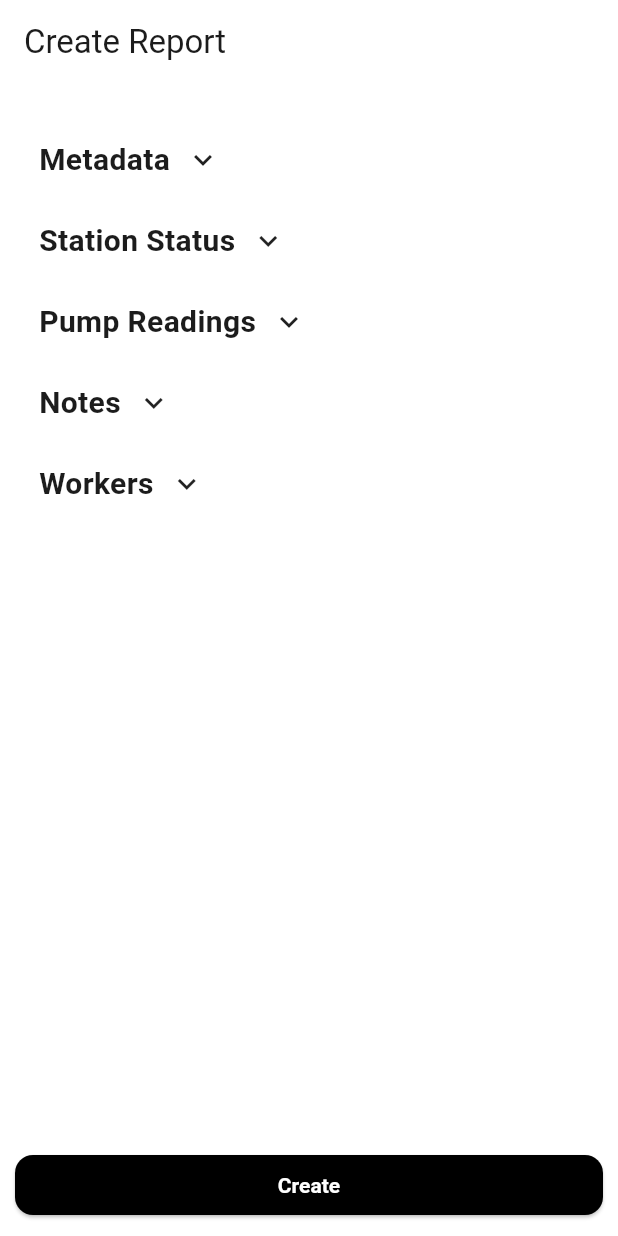
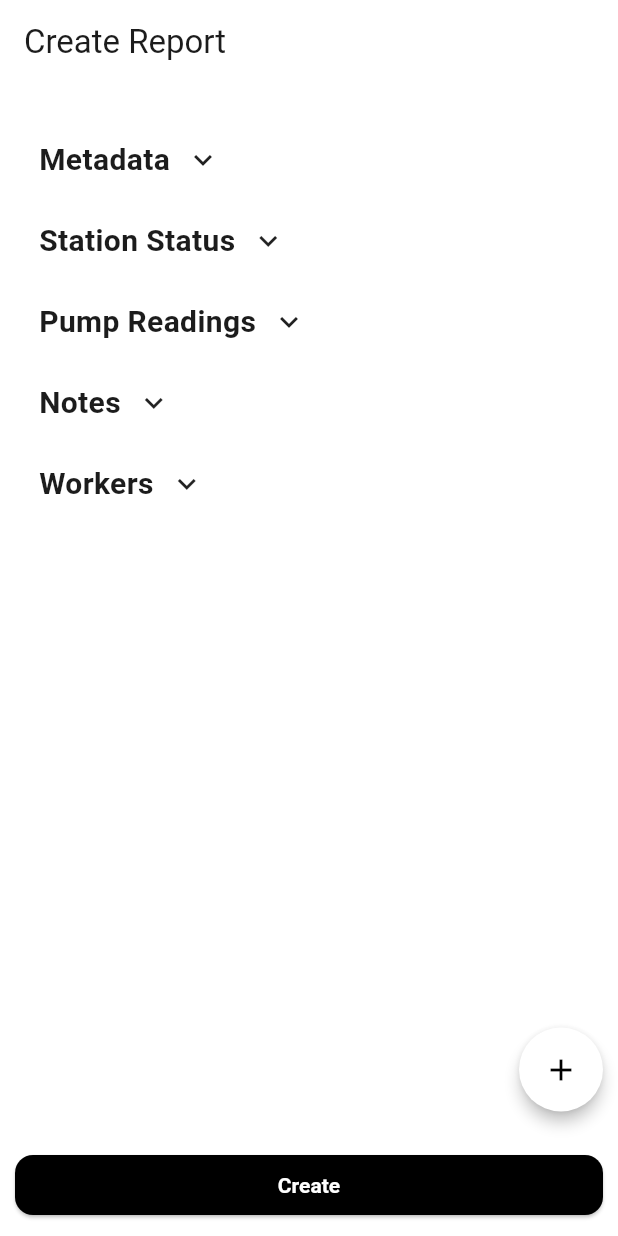
Before and after one commit to abdulrahmanal-tayeb/ygc_reports, a Flutter app: the screen it shows after launch, on a phone screen of 412 x 824 dp. Run offline on Flutter 3.47's test engine with Material 3 defaults, Android fonts, the phone set to English and light mode, and no system bars; drawn by our look-alikes of flutter_speed_dial; our stand-ins replace go_router, pdf, permission_handler, printing, share_plus, signature and 1 more; missing offline and left inert: flutter_pdfview, pdf_render; accounts and stored records are empty; project files that could hold a hidden picture were left out.

Commit message:
Added prefill report functionality

```diff
--- a/lib/features/creation/presentation/screens/create_report_screen.dart
+++ b/lib/features/creation/presentation/screens/create_report_screen.dart
@@ -1,6 +1,7 @@
 import 'dart:typed_data';
 
 import 'package:flutter/material.dart';
+import 'package:flutter_speed_dial/flutter_speed_dial.dart';
 import 'package:pdf/pdf.dart';
 import 'package:printing/printing.dart';
 import 'package:provider/provider.dart';
@@ -12,6 +13,7 @@ import 'package:ygc_reports/modals/signature_pad/signature_pad.dart';
 import 'package:ygc_reports/models/report_model.dart';
 import 'package:ygc_reports/providers/report_provider.dart';
 import 'package:ygc_reports/widgets/collapsable.dart';
+import 'package:ygc_reports/widgets/floating_actions.dart';
 import 'package:ygc_reports/widgets/focus_text_field.dart';
 import 'package:ygc_reports/widgets/time_input_field.dart';
 
@@ -47,10 +49,10 @@ class CreateReportForm extends StatefulWidget {
 
 class _CreateReportFormState extends State<CreateReportForm> {
   final double spaceBetweenInputs = 20;
+  bool prefilledReport = false;
   List<Map<String, int>> pumpRows = [
     {"start": 0, "end": 0, "total": 0}
   ];
-
 
   void updateTotalTankLoad(ReportProvider provider){
     final ReportModel model = provider.model;
@@ -119,43 +121,112 @@ class _CreateReportFormState extends State<CreateReportForm> {
   @override
   Widget build(BuildContext context) {
     final provider = Provider.of<ReportProvider>(context);
-    final model = provider.model;
-
     return Scaffold(
         appBar: AppBar(title: Text('Create Report')),
-        body: Form(
+        body: Stack(
+          children: [
+            _buildForm(context, provider),
+            Positioned(
+              bottom: 10,
+              right: 10,
+              child: _buildFloatingButton(context, provider),
+            )
+            ,
+          ],
+        ),
+        bottomNavigationBar: Padding(
+          padding: const EdgeInsets.all(10),
+          child: Column(
+            crossAxisAlignment: CrossAxisAlignment.start,
+            mainAxisSize: MainAxisSize.min,
+            children: [
+              if(prefilledReport)
+                Row(
+                  spacing: 5,
+                  children: [
+                    const Icon(Icons.auto_awesome, size: 10),
+                    Text(
+                      "Prefilled from previous report",
+                      style: TextStyle(fontSize: 12, color: Theme.of(context).hintColor),
+                    )
+                  ],
+                ),
+              const SizedBox(height: 5),
+              SizedBox(
+                width: MediaQuery.of(context).size.width,
+                child: ElevatedButton(
+                  onPressed: () => _generateReport(provider),
+                  child: const Text("Create")
+                )
+              )
+            ],
+          )
+        ),
+      );
+  }
+
+  Widget _buildFloatingButton(BuildContext context, ReportProvider provider){
+    return FloatingActions<Map<String, dynamic>>(
+      options: [
+        {"label": "From last report", "icon": Icons.history, "onTap": () async {
+            List<Map<String, int>>? pumpReadings = await provider.loadFromLastReport();
+            setState(() {
+              prefilledReport = true;
+              if(pumpReadings != null && pumpReadings.isNotEmpty){
+                pumpRows = pumpReadings;
+              }
+            });
+          }
+        },
+        {"label": "New Report", "icon": Icons.refresh, "onTap": () {
+          provider.clear(notify: false);
+          setState(() {
+            prefilledReport = false;
+            pumpRows = [{"start": 0, "end": 0, "total": 0}];
+          });
+        }}
+      ],
+      itemBuilder: (item) => SpeedDialChild(
+        child: Icon(item['icon'], color: Colors.white),
+        backgroundColor: Colors.black,
+        label: item['label'],
+        labelStyle: const TextStyle(color: Colors.white, fontSize: 17),
+        labelBackgroundColor: Colors.black,
+        onTap: item['onTap'],
+      ),
+    );
+  }
+
+  Widget _buildForm(BuildContext context, ReportProvider provider) {
+    final ReportModel model = provider.model;
+
+    return Form(
       child: ListView(
         padding: const EdgeInsets.all(16),
         children: [
+          _buildMetadataSection(context, provider, model),
+          _buildStationStatusSection(context, provider, model),
+          _buildPumpReadingsSection(context, provider, model),
+          _buildNotesSection(context, provider, model),
+          _buildWorkersSection(context, provider, model),
+        ],
+      ),
+    );
+  }
+
   // --- Metadata Section ---
-              buildSection(
+  Widget _buildMetadataSection(BuildContext context, ReportProvider provider, ReportModel model) {
+    return buildSection(
       title: 'Metadata',
       children: [
-                  _spaced(TextFormField(
-                    decoration: const InputDecoration(labelText: 'Station Name'),
-                    initialValue: model.stationName,
-                    onChanged: provider.setStationName,
+        _spaced(_buildField(
+          context,
+          "Station Name",
+          model.stationName,
+          "stationName",
           validator: (val) => Validators.required(val, 'Station Name'),
         )),
-                  _spaced(GestureDetector(
-                    onTap: () async {
-                      final picked = await showDatePicker(
-                        context: context,
-                        initialDate: model.date,
-                        firstDate: DateTime(2020),
-                        lastDate: DateTime.now().add(const Duration(days: 30)),
-                      );
-                      if (picked != null) provider.setDate(picked);
-                    },
-                    child: AbsorbPointer(
-                      child: TextFormField(
-                        decoration: const InputDecoration(labelText: 'Date'),
-                        controller: TextEditingController(
-                          text: model.date.toString().split(" ")[0],
-                        ),
-                      ),
-                    ),
-                  )),
+        _spaced(_buildDatePickerField(context, provider, model)),
         _spaced(TimeInputField(
           label: 'Begin Time',
           initialTime: model.beginTime,
@@ -167,24 +238,74 @@ class _CreateReportFormState extends State<CreateReportForm> {
           onTimeChanged: provider.setEndTime,
         )),
       ],
+    );
+  }
+
+  Widget _buildDatePickerField(BuildContext context, ReportProvider provider, ReportModel model) {
+    return GestureDetector(
+      onTap: () async {
+        final picked = await showDatePicker(
+          context: context,
+          initialDate: model.date,
+          firstDate: DateTime(2020),
+          lastDate: DateTime.now().add(const Duration(days: 30)),
+        );
+        if (picked != null) provider.setDate(picked);
+      },
+      child: AbsorbPointer(
+        child: _buildField(
+          context,
+          "Date",
+          model.date.toString().split(" ")[0],
+          "date",
         ),
-              buildSection(
+      ),
+    );
+  }
+
+  // --- Station Status Section ---
+  Widget _buildStationStatusSection(BuildContext context, ReportProvider provider, ReportModel model) {
+    return buildSection(
       title: 'Station Status',
       children: [
-                  _spaced(buildNumberField(context, 'Tank Load', model.tankLoad, 'tankLoad', calculateDependent: () => updateTotalTankLoad(provider))),
-                  _spaced(buildNumberField(context, 'Inbound Amount', model.inboundAmount, 'inboundAmount', calculateDependent: () => updateTotalTankLoad(provider))),
-                  _spaced(buildNumberField(context, 'Total Load', model.totalLoad, 'totalLoad', enabled: false)),
+        _spaced(_buildField(
+          context,
+          'Tank Load',
+          model.tankLoad,
+          'tankLoad',
+          validator: (val) => Validators.positiveNumber(val, "Tank Load"),
+          onChange: () => updateTotalTankLoad(provider),
+        )),
+        _spaced(_buildField(
+          context,
+          'Inbound Amount',
+          model.inboundAmount,
+          'inboundAmount',
+          validator: (val) => Validators.positiveNumber(val, "Inbound Load"),
+          onChange: () => updateTotalTankLoad(provider),
+        )),
+        _spaced(_buildField(
+          context,
+          'Total Load',
+          model.totalLoad,
+          'totalLoad',
+          enabled: false,
+          validator: (val) => Validators.positiveNumber(val, "Total Load"),
+        )),
       ],
-              ),
+    );
+  }
 
-              buildSection(
+  // --- Pump Readings Section ---
+  Widget _buildPumpReadingsSection(BuildContext context, ReportProvider provider, ReportModel model) {
+
+    return buildSection(
       title: 'Pump Readings',
       children: [
         ...List.generate(pumpRows.length, (index) {
           return Padding(
             padding: const EdgeInsets.symmetric(vertical: 8),
             child: Column(
-                        spacing: 5,
               crossAxisAlignment: CrossAxisAlignment.start,
               children: [
                 Row(
@@ -193,9 +314,7 @@ class _CreateReportFormState extends State<CreateReportForm> {
                       child: FocusTextField(
                         decoration: const InputDecoration(labelText: 'Start Reading'),
                         initialValue: pumpRows[index]["start"].toString(),
-                                  onDebouncedChanged: (val) {
-                                    updateReadingRow("start", index, int.tryParse(val) ?? 0);
-                                  },
+                        onDebouncedChanged: (val) => updateReadingRow("start", index, int.tryParse(val) ?? 0),
                         validator: (val) => validateNumber(val, isRequired: true),
                       ),
                     ),
@@ -204,81 +323,67 @@ class _CreateReportFormState extends State<CreateReportForm> {
                       child: FocusTextField(
                         decoration: const InputDecoration(labelText: 'End Reading'),
                         initialValue: pumpRows[index]["end"].toString(),
-                                  onDebouncedChanged: (val) {
-                                    updateReadingRow("end", index, int.tryParse(val) ?? 0);
-                                  },
+                        onDebouncedChanged: (val) => updateReadingRow("end", index, int.tryParse(val) ?? 0),
                         validator: (val) => validateNumber(val, isRequired: true),
                       ),
                     ),
                     const SizedBox(width: 6),
-                              if(index != 0)
+                    if (index != 0)
                       IconButton(
                         icon: const Icon(Icons.remove_circle_outline, color: Colors.red),
-                                  onPressed: pumpRows.length > 1
-                                      ? () {
-                                          setState(() => pumpRows.removeAt(index));
-                                        }
-                                      : null,
+                        onPressed: pumpRows.length > 1 ? () => setState(() => pumpRows.removeAt(index)) : null,
                       ),
                   ],
                 ),
-                          if(pumpRows[index]["total"] != null)
+                if (pumpRows[index]["total"] != null)
                   Padding(
                     padding: const EdgeInsets.symmetric(horizontal: 5),
                     child: Text(
                       "Consumed: ${pumpRows[index]["total"]}",
-                                style: TextStyle(
-                                  fontSize: 8
-
+                      style: const TextStyle(fontSize: 8),
                     ),
-                              )
-                            )
+                  ),
               ],
             ),
           );
         }),
         TextButton.icon(
-                    onPressed: () {
-                      setState(() {
+          onPressed: () => setState(() {
             pumpRows.add({"start": 0, "end": 0, "total": 0});
-                      });
-                    },
+          }),
           icon: const Icon(Icons.add),
           label: const Text("Add Row"),
         ),
       ],
-              ),
+    );
+  }
 
-              buildSection(
+  // --- Notes Section ---
+  Widget _buildNotesSection(BuildContext context, ReportProvider provider, ReportModel model) {
+    debugPrint("MOOOOOOOOOODEL: ${model.filledForPeople} : ${model.notes}");
+    return buildSection(
       title: 'Notes',
       children: [
-                  _spaced(
-                    buildNumberField(
-                      context, 'Filled for People (L)',
+        _spaced(_buildField(
+          context,
+          'Filled for People (L)',
           model.filledForPeople,
           'filledForPeople',
           decoration: InputDecoration(
             labelText: 'Filled for People (L)',
             suffixText: '/ ${model.totalConsumed}',
           ),
-                      calculateDependent: () => updateNotesReadings(provider),
-                      // Because the `totalConsumed` is only calculated when creating the report, and will not be available until then.
+          onChange: () => updateNotesReadings(provider),
+          keyboardType: TextInputType.number,
           onFocus: () => updateDependantFields(provider),
-                      validator: (String? value) {
-                        if(value == null || value.isEmpty) return null;
+          validator: (value) {
+            if (value == null || value.isEmpty) return null;
             final number = int.tryParse(value);
-                        if (number == null) {
-                          return 'Please enter a valid number';
-                        }
-
-                        if (number > model.totalConsumed) {
-                          return 'The number should not exceed ${model.totalConsumed}';
-                        }
-
+            if (number == null) return 'Please enter a valid number';
+            if (number > model.totalConsumed) return 'The number should not exceed ${model.totalConsumed}';
             return null;
-                      }
-                    )
-                  ),
+          },
+        )),
         _spaced(FocusTextField(
           decoration: const InputDecoration(labelText: 'Notes'),
           initialValue: model.notes,
@@ -286,9 +391,12 @@ class _CreateReportFormState extends State<CreateReportForm> {
           onDebouncedChanged: (v) => provider.setField('notes', v),
         )),
       ],
-              ),
+    );
+  }
 
-              buildSection(
+  // --- Workers Section ---
+  Widget _buildWorkersSection(BuildContext context, ReportProvider provider, ReportModel model) {
+    return buildSection(
       title: 'Workers',
       children: [
         Padding(
@@ -296,13 +404,14 @@ class _CreateReportFormState extends State<CreateReportForm> {
           child: buildSection(
             title: "Station Worker",
             children: [
-                        _spaced(TextFormField(
-                          decoration: const InputDecoration(labelText: 'Station Worker Name'),
-                          initialValue: model.workerName,
-                          onChanged: (v) => provider.setField('workerName', v),
+              _spaced(_buildField(
+                context,
+                "Worker Name",
+                model.workerName,
+                "workerName",
               )),
-                        _buildSignature("worker", provider)
-                      ]
+              _buildSignature("worker", provider),
+            ],
           ),
         ),
         const SizedBox(height: 5),
@@ -311,31 +420,25 @@ class _CreateReportFormState extends State<CreateReportForm> {
           child: buildSection(
             title: "YGC Representative",
             children: [
-                        _spaced(TextFormField(
-                          decoration: const InputDecoration(labelText: 'YGC Representative Name'),
-                          initialValue: model.representativeName,
-                          onChanged: (v) => provider.setField('representativeName', v),
+              _spaced(_buildField(
+                context,
+                "Representative Name",
+                model.representativeName,
+                "representativeName",
               )),
-
-                        _buildSignature("representative", provider)
-                      ]
-                    )
-                  )
-
-                ],
-              ),
+              _buildSignature("representative", provider),
             ],
           ),
         ),
-        bottomNavigationBar: Padding(
-          padding: const EdgeInsets.all(10),
-          child: ElevatedButton(
-            onPressed: () => _generateReport(provider),
-            child: const Text("Create")
-          )
-        ),
+      ],
     );
   }
+
+  // --- Helper Widget ---
+  Widget _spaced(Widget child) => Padding(
+    padding: const EdgeInsets.symmetric(vertical: 8),
+    child: child,
+  );
 
   Widget _buildSignature(String employee, ReportProvider provider){
     final ReportModel model = provider.model;
@@ -386,37 +489,32 @@ class _CreateReportFormState extends State<CreateReportForm> {
     );
   }
 
-  Widget buildNumberField(
+  Widget _buildField<T>(
     BuildContext context,
     String label,
-    int value,
+    dynamic value,  // It will be casted to String regardless of its type.
     String fieldName,
     {
-      void Function()? calculateDependent,
+      void Function()? onChange,
       bool enabled = true,
       String? Function(String?)? validator,
       void Function()? onFocus,
-      InputDecoration? decoration
+      InputDecoration? decoration,
+      TextInputType? keyboardType,
     }) {
-    final provider = Provider.of<ReportProvider>(context, listen: false);
+    final provider = context.read<ReportProvider>();
     return FocusTextField(
       decoration: decoration ?? InputDecoration(labelText: label),
       initialValue: value.toString(),
-      keyboardType: TextInputType.number,
+      keyboardType: keyboardType,
       onDebouncedChanged: (val){
-        debugPrint("+++++++++++++++++++++++++++++++++++++++++++++++++++++++++++++++++++++++++++++++++++++++++++++++++++++++++");
         provider.setField(fieldName, int.tryParse(val) ?? 0);
-        calculateDependent?.call();
+        onChange?.call();
       },
-      validator: validator ?? (val) => Validators.positiveNumber(val, label),
-      onBlur: calculateDependent,
+      validator: validator,
+      onBlur: onChange,
       enabled: enabled,
       onFocus: onFocus,
     );
   }
-
-  Widget _spaced(Widget child) => Padding(
-        padding: const EdgeInsets.symmetric(vertical: 8),
-        child: child,
-      );
 }
--- a/lib/features/creation/presentation/utils/report_printer.dart
+++ b/lib/features/creation/presentation/utils/report_printer.dart
@@ -415,4 +415,6 @@ class ReportPrinter {
     ];
   }
 
+
+
 }
--- a/lib/features/creation/presentation/utils/utils.dart
+++ b/lib/features/creation/presentation/utils/utils.dart
@@ -8,6 +8,7 @@ import 'package:pdf/pdf.dart';
 import 'package:permission_handler/permission_handler.dart';
 import 'package:share_plus/share_plus.dart';
 import 'package:ygc_reports/core/constants/report_type.dart';
+import 'package:ygc_reports/core/services/database/report_repository.dart';
 import 'package:ygc_reports/core/utils/formatters.dart';
 import 'package:ygc_reports/features/creation/presentation/utils/report_printer.dart';
 import 'package:ygc_reports/modals/saved_report_preview/saved_report_preview.dart';
@@ -57,7 +58,9 @@ Future<void> generateReport({
 
     final Uint8List pdfBytes = await pdf.save();
     final Future<void> Function(BuildContext, Uint8List, String, {required ReportModel model}) handlingFunction = (shareType == ReportType.pdf)?  saveAndSharePdf : saveAndShareImage;
+    reportRepository.insertReport(model);
     await handlingFunction(context, pdfBytes, "محطة ${model.stationName} - ${formatDate(model.date).replaceAll(r'/', '-')}", model: model);
+
   } else {
     debugPrint("Permission denied for storage.");
   }
--- a/lib/models/report_model.dart
+++ b/lib/models/report_model.dart
@@ -54,6 +54,6 @@ class ReportModel {
     this.representativeSignature,
     this.workerSignature
   })  : date = date ?? DateTime.now(),
-        beginTime = beginTime ?? const TimeOfDay(hour: 8, minute: 0),
-        endTime = endTime ?? const TimeOfDay(hour: 16, minute: 0);
+        beginTime = beginTime ?? const TimeOfDay(hour: 20, minute: 0),
+        endTime = endTime ?? const TimeOfDay(hour: 20, minute: 0);
 }
--- /dev/null
+++ b/lib/widgets/floating_actions.dart
@@ -0,0 +1,34 @@
+import 'package:flutter/material.dart';
+import 'package:flutter_speed_dial/flutter_speed_dial.dart';
+
+class FloatingActions<T> extends StatelessWidget {
+  final List<T> options;
+  final SpeedDialChild Function(T item) itemBuilder;
+  final IconData icon;
+  final IconData activeIcon;
+
+  const FloatingActions({
+    super.key,
+    required this.options,
+    required this.itemBuilder,
+    this.icon = Icons.add,
+    this.activeIcon = Icons.close,
+  });
+
+  @override
+  Widget build(BuildContext context) {
+    return SpeedDial(
+      icon: icon,
+      activeIcon: activeIcon,
+      backgroundColor: Colors.white,
+      foregroundColor: Colors.black,
+      activeBackgroundColor: Colors.black,
+      activeForegroundColor: Colors.white,
+      spacing: 12,
+      spaceBetweenChildren: 8,
+      elevation: 4.0,
+      childrenButtonSize: const Size(56.0, 56.0),
+      children: options.map((item) => itemBuilder(item)).toList(),
+    );
+  }
+}
--- a/pubspec.yaml
+++ b/pubspec.yaml
@@ -47,6 +47,8 @@ dependencies:
   pdf_render: ^1.4.12
   signature: ^5.5.0
   flutter_pdfview: ^1.4.0+1
+  sqflite: ^2.4.1
+  flutter_speed_dial: ^7.0.0
 
 dev_dependencies:
   flutter_test:
```
Also changed, not shown: lib/core/services/database/report_repository.dart (added, +258 -0 lines), lib/providers/report_provider.dart (+61 -0 lines), lib/widgets/focus_text_field.dart (+12 -5 lines), pubspec.lock, 1 other file. Lines whose indentation alone changed are shown as unchanged.
